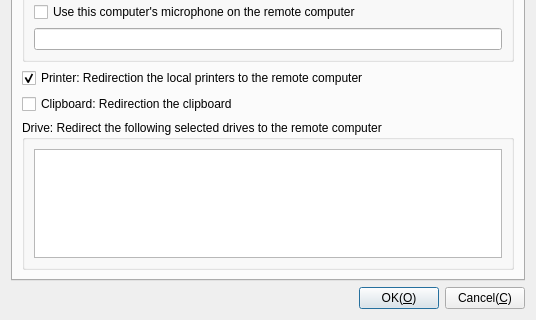
KangLin/RabbitRemoteControl, file Plugins/FreeRDP/Client/DlgSetFreeRDP.ui: the form before one commit; both pictures show x 0 to 536 and y 220 to 540 of the 536 by 540 pixel window.
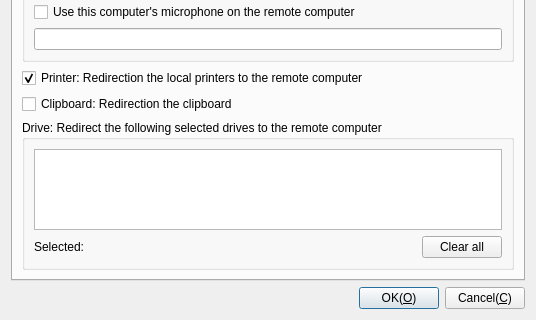
The form after the commit. The open tabs and pages were chosen to show the change. Icons and pictures are not drawn.

Commit message: FreeRDP: modify drive parameter

Diff of the .ui file:
```diff
--- a/Plugins/FreeRDP/Client/DlgSetFreeRDP.ui
+++ b/Plugins/FreeRDP/Client/DlgSetFreeRDP.ui
@@ -432,6 +432,30 @@
             </property>
            </widget>
           </item>
+          <item row="1" column="0">
+           <layout class="QHBoxLayout" name="horizontalLayout_12">
+            <item>
+             <widget class="QLabel" name="lbDriveSelected">
+              <property name="sizePolicy">
+               <sizepolicy hsizetype="Expanding" vsizetype="Preferred">
+                <horstretch>0</horstretch>
+                <verstretch>0</verstretch>
+               </sizepolicy>
+              </property>
+              <property name="text">
+               <string>Selected:</string>
+              </property>
+             </widget>
+            </item>
+            <item>
+             <widget class="QPushButton" name="pbDriveClearAll">
+              <property name="text">
+               <string>Clear all</string>
+              </property>
+             </widget>
+            </item>
+           </layout>
+          </item>
          </layout>
         </widget>
        </item>
```
Left out of the diff: 2 changed lines with no effect on the pictures. The commit also changes 39 other files.
